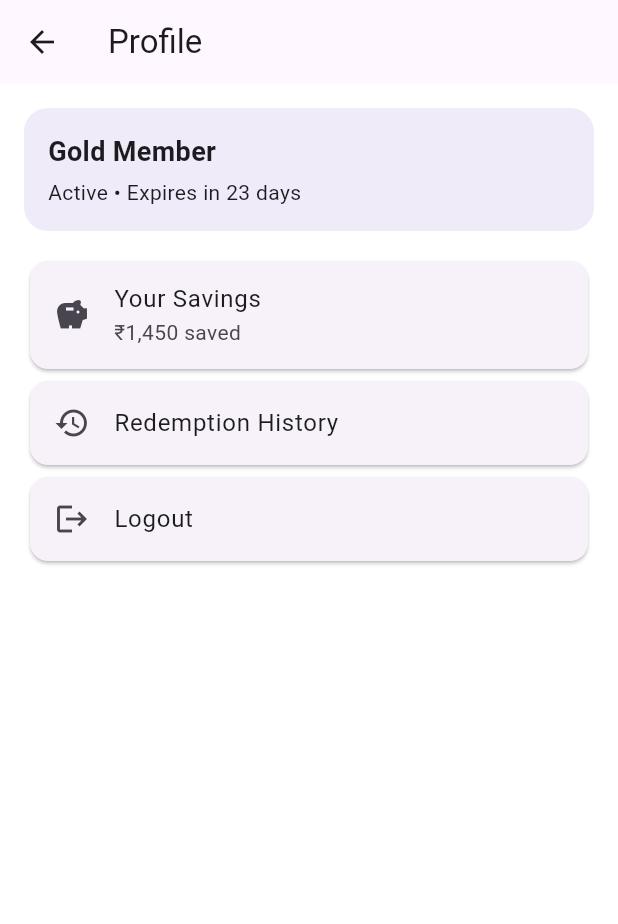
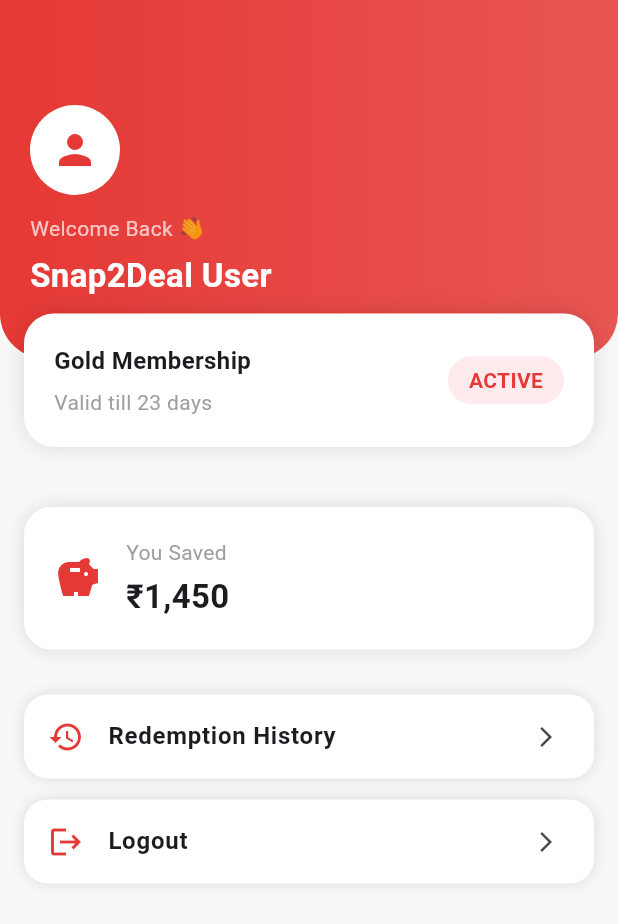
Before and after one commit to kalpdoshii/Snap2Deal, a Flutter app: the screen it shows after launch, item 3 of the bottom bar chosen, on a phone screen of 412 x 824 dp. Shown: the top 924 px of the screen. Run offline on Flutter 3.47's test engine with Material 3 defaults, Android fonts, the phone set to English and light mode, and no system bars; our stand-ins replace shared_preferences; missing offline and left inert: mobile_scanner.

Commit message:
Day 14: Red-white advanced profile and subscription UI

```diff
--- a/snap2deal_app/lib/screens/home/home_screen_red.dart
+++ b/snap2deal_app/lib/screens/home/home_screen_red.dart
@@ -1,5 +1,6 @@
 import 'package:flutter/material.dart';
 import 'package:snap2deal_app/screens/home/coupon_list_red.dart';
+import 'package:snap2deal_app/screens/profile/profile_screen_red.dart';
 import '../../core/theme/red_theme.dart';
 import '../profile/profile_screen.dart';
 import '../home/coupon_list_screen.dart';
@@ -35,7 +36,7 @@ class HomeScreenRed extends StatelessWidget {
           if (index == 2) {
             Navigator.push(
               context,
-              MaterialPageRoute(builder: (_) => const ProfileScreen()),
+              MaterialPageRoute(builder: (_) => const ProfileScreenRed()),
             );
           }
         },
--- /dev/null
+++ b/snap2deal_app/lib/screens/profile/profile_screen_red.dart
@@ -0,0 +1,228 @@
+import 'package:flutter/material.dart';
+import 'package:shared_preferences/shared_preferences.dart';
+import '../../core/theme/red_theme.dart';
+import '../auth/login_screen.dart';
+
+class ProfileScreenRed extends StatelessWidget {
+  const ProfileScreenRed({super.key});
+
+  Future<void> logout(BuildContext context) async {
+    final prefs = await SharedPreferences.getInstance();
+    await prefs.clear();
+
+    Navigator.pushAndRemoveUntil(
+      context,
+      MaterialPageRoute(builder: (_) => const LoginScreen()),
+      (route) => false,
+    );
+  }
+
+  @override
+  Widget build(BuildContext context) {
+    return Scaffold(
+      backgroundColor: const Color(0xFFF8F8F8),
+
+      body: SingleChildScrollView(
+        child: Column(
+          children: [
+            // 🔴 HEADER
+            Container(
+              width: double.infinity,
+              padding: const EdgeInsets.fromLTRB(20, 70, 20, 40),
+              decoration: BoxDecoration(
+                gradient: LinearGradient(
+                  colors: [
+                    RedTheme.primaryRed,
+                    RedTheme.primaryRed.withOpacity(0.85),
+                  ],
+                ),
+                borderRadius: const BorderRadius.only(
+                  bottomLeft: Radius.circular(30),
+                  bottomRight: Radius.circular(30),
+                ),
+              ),
+              child: Column(
+                crossAxisAlignment: CrossAxisAlignment.start,
+                children: const [
+                  CircleAvatar(
+                    radius: 30,
+                    backgroundColor: Colors.white,
+                    child: Icon(Icons.person,
+                        color: RedTheme.primaryRed, size: 32),
+                  ),
+                  SizedBox(height: 12),
+                  Text(
+                    "Welcome Back 👋",
+                    style: TextStyle(color: Colors.white70),
+                  ),
+                  SizedBox(height: 6),
+                  Text(
+                    "Snap2Deal User",
+                    style: TextStyle(
+                      color: Colors.white,
+                      fontSize: 22,
+                      fontWeight: FontWeight.bold,
+                    ),
+                  ),
+                ],
+              ),
+            ),
+
+            // ⭐ SUBSCRIPTION CARD
+            Transform.translate(
+              offset: const Offset(0, -30),
+              child: Padding(
+                padding: const EdgeInsets.symmetric(horizontal: 16),
+                child: Container(
+                  padding: const EdgeInsets.all(20),
+                  decoration: BoxDecoration(
+                    color: Colors.white,
+                    borderRadius: BorderRadius.circular(20),
+                    boxShadow: const [
+                      BoxShadow(color: Colors.black12, blurRadius: 12),
+                    ],
+                  ),
+                  child: Row(
+                    mainAxisAlignment: MainAxisAlignment.spaceBetween,
+                    children: [
+                      Column(
+                        crossAxisAlignment: CrossAxisAlignment.start,
+                        children: const [
+                          Text(
+                            "Gold Membership",
+                            style: TextStyle(
+                                fontSize: 16,
+                                fontWeight: FontWeight.bold),
+                          ),
+                          SizedBox(height: 6),
+                          Text("Valid till 23 days",
+                              style: TextStyle(color: Colors.grey)),
+                        ],
+                      ),
+                      Container(
+                        padding: const EdgeInsets.symmetric(
+                            horizontal: 14, vertical: 6),
+                        decoration: BoxDecoration(
+                          color: RedTheme.lightRed,
+                          borderRadius: BorderRadius.circular(20),
+                        ),
+                        child: const Text(
+                          "ACTIVE",
+                          style: TextStyle(
+                            color: RedTheme.primaryRed,
+                            fontWeight: FontWeight.bold,
+                          ),
+                        ),
+                      ),
+                    ],
+                  ),
+                ),
+              ),
+            ),
+
+            const SizedBox(height: 10),
+
+            // 💰 SAVINGS
+            Padding(
+              padding: const EdgeInsets.symmetric(horizontal: 16),
+              child: Container(
+                padding: const EdgeInsets.all(20),
+                decoration: BoxDecoration(
+                  color: Colors.white,
+                  borderRadius: BorderRadius.circular(18),
+                  boxShadow: const [
+                    BoxShadow(color: Colors.black12, blurRadius: 10),
+                  ],
+                ),
+                child: Row(
+                  children: const [
+                    Icon(Icons.savings,
+                        color: RedTheme.primaryRed, size: 32),
+                    SizedBox(width: 16),
+                    Column(
+                      crossAxisAlignment: CrossAxisAlignment.start,
+                      children: [
+                        Text(
+                          "You Saved",
+                          style: TextStyle(color: Colors.grey),
+                        ),
+                        SizedBox(height: 4),
+                        Text(
+                          "₹1,450",
+                          style: TextStyle(
+                            fontSize: 22,
+                            fontWeight: FontWeight.bold,
+                          ),
+                        ),
+                      ],
+                    ),
+                  ],
+                ),
+              ),
+            ),
+
+            const SizedBox(height: 30),
+
+            // ⚙ OPTIONS
+            Padding(
+              padding: const EdgeInsets.symmetric(horizontal: 16),
+              child: Column(
+                children: [
+                  ProfileOption(
+                    icon: Icons.history,
+                    title: "Redemption History",
+                    onTap: () {},
+                  ),
+                  ProfileOption(
+                    icon: Icons.logout,
+                    title: "Logout",
+                    onTap: () => logout(context),
+                  ),
+                ],
+              ),
+            ),
+
+            const SizedBox(height: 40),
+          ],
+        ),
+      ),
+    );
+  }
+}
+
+// 🔹 OPTION TILE
+class ProfileOption extends StatelessWidget {
+  final IconData icon;
+  final String title;
+  final VoidCallback onTap;
+
+  const ProfileOption({
+    required this.icon,
+    required this.title,
+    required this.onTap,
+    super.key,
+  });
+
+  @override
+  Widget build(BuildContext context) {
+    return Container(
+      margin: const EdgeInsets.only(bottom: 14),
+      decoration: BoxDecoration(
+        color: Colors.white,
+        borderRadius: BorderRadius.circular(16),
+        boxShadow: const [
+          BoxShadow(color: Colors.black12, blurRadius: 8),
+        ],
+      ),
+      child: ListTile(
+        leading: Icon(icon, color: RedTheme.primaryRed),
+        title: Text(
+          title,
+          style: const TextStyle(fontWeight: FontWeight.w600),
+        ),
+        trailing: const Icon(Icons.arrow_forward_ios, size: 16),
+        onTap: onTap,
+      ),
+    );
+  }
+}
```
